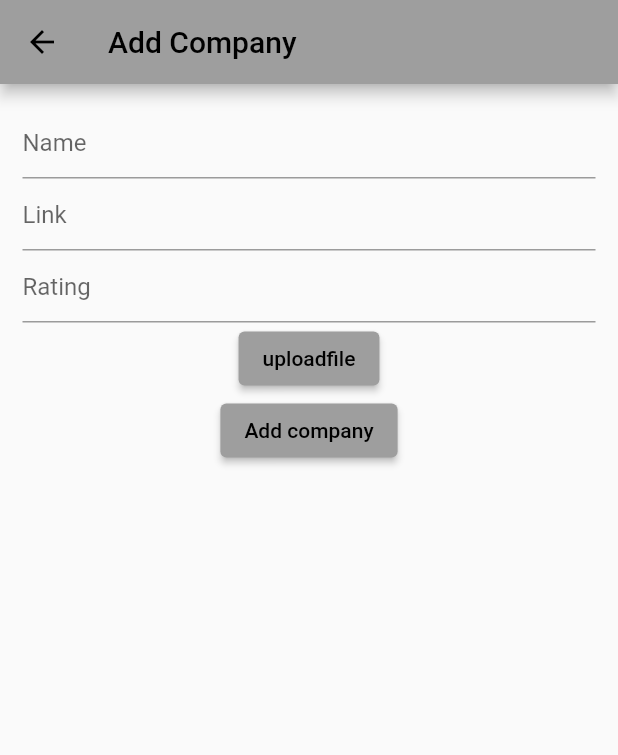
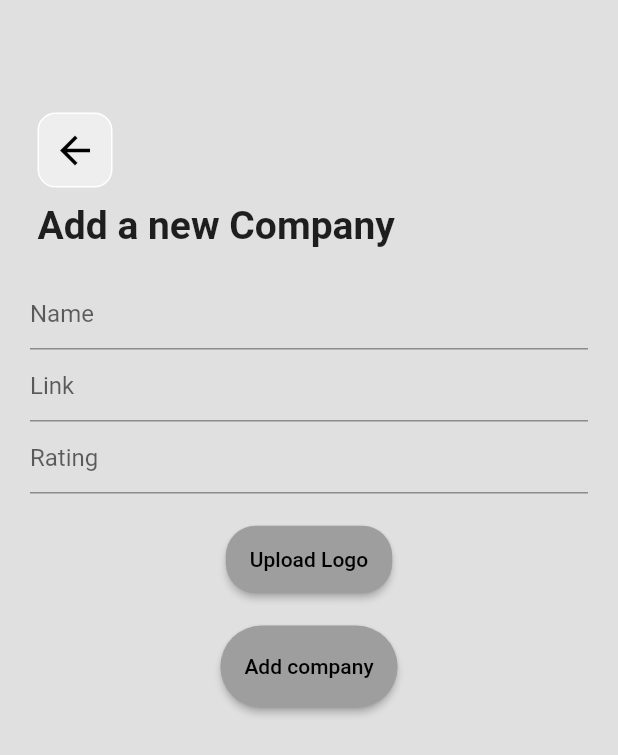
Before and after one commit to shivaahuja/solarhelp, a Flutter app: the AddCompany screen opened directly, on a phone screen of 412 x 824 dp. Shown: the top 755 px of the screen. Run offline on Flutter 3.47's test engine with Material 2 defaults, Android fonts, the light colour scheme and no system bars; our stand-ins replace curved_navigation_bar, email_validator, file_picker, firebase_auth, firebase_core, firebase_database and 3 more; accounts and stored records are empty.

Commit message:
Diverse Changes

```diff
--- a/lib/src/screens/add_company.dart
+++ b/lib/src/screens/add_company.dart
@@ -28,10 +28,44 @@ class _AddCompanyState extends State<AddCompany> {
   Widget build(BuildContext context) {
     final company = database;
     return Scaffold(
-      appBar: AppBar(title: const Text('Add Company')),
-      body: Center(
-        child: Padding(
-          padding: const EdgeInsets.all(15.0),
+      backgroundColor: Colors.grey[300],
+      body: SingleChildScrollView(
+        child: Column(
+          crossAxisAlignment: CrossAxisAlignment.start,
+          children: [
+            const SizedBox(height: 75),
+            Padding(
+              padding: const EdgeInsets.only(left: 25.0),
+              child: Container(
+                height: 50,
+                width: 50,
+                decoration: BoxDecoration(
+                  border: Border.all(color: Colors.white),
+                  borderRadius: BorderRadius.circular(12),
+                  color: Colors.grey[200],
+                ),
+                child: TextButton(
+                  onPressed: () {
+                    Navigator.of(context).pop(context);
+                  },
+                  child: const Icon(
+                    Icons.arrow_back,
+                    size: 30.0,
+                    color: Colors.black,
+                  ),
+                ),
+              ),
+            ),
+            const SizedBox(height: 10),
+            const Padding(
+              padding: EdgeInsets.only(left: 25.0),
+              child: Text(
+                'Add a new Company',
+                style: TextStyle(fontWeight: FontWeight.bold, fontSize: 26),
+              ),
+            ),
+            Padding(
+              padding: const EdgeInsets.all(20.0),
               child: Column(
                 children: [
                   TextField(
@@ -52,7 +86,14 @@ class _AddCompanyState extends State<AddCompany> {
                       hintText: 'Rating',
                     ),
                   ),
+                  const SizedBox(height: 20),
                   ElevatedButton(
+                    style: ElevatedButton.styleFrom(
+                      minimumSize: const Size(77, 45),
+                      shape: RoundedRectangleBorder(
+                        borderRadius: BorderRadius.circular(20.0),
+                      ),
+                    ),
                     onPressed: () async {
                       final logo = await FilePicker.platform.pickFiles(
                         allowMultiple: false,
@@ -72,12 +113,20 @@ class _AddCompanyState extends State<AddCompany> {
                             .ref('/images/${_nameController.text}')
                             .getDownloadURL();
                       } on firebase_core.FirebaseException catch (e) {
-                    Fluttertoast.showToast(msg: e.message ?? 'unkown error');
+                        Fluttertoast.showToast(
+                            msg: e.message ?? 'unkown error');
                       }
                     },
-                child: const Text('uploadfile'),
+                    child: const Text('Upload Logo'),
                   ),
+                  const SizedBox(height: 20),
                   ElevatedButton(
+                    style: ElevatedButton.styleFrom(
+                      minimumSize: const Size(88, 55),
+                      shape: RoundedRectangleBorder(
+                        borderRadius: BorderRadius.circular(30.0),
+                      ),
+                    ),
                     onPressed: () async {
                       await company.push().update({
                         'Name': _nameController.text,
@@ -95,6 +144,8 @@ class _AddCompanyState extends State<AddCompany> {
                 ],
               ),
             ),
+          ],
+        ),
       ),
     );
   }
```
Also changed, not shown: lib/src/screens/companies_page.dart (+28 -27 lines), lib/src/screens/donation_page.dart (+18 -5 lines), lib/src/screens/signin_page.dart (+15 -15 lines), lib/src/screens/signup_page.dart (+4 -3 lines), lib/src/images/logo.jpg (deleted), lib/src/images/logo.png (added). Lines whose indentation alone changed are shown as unchanged.
